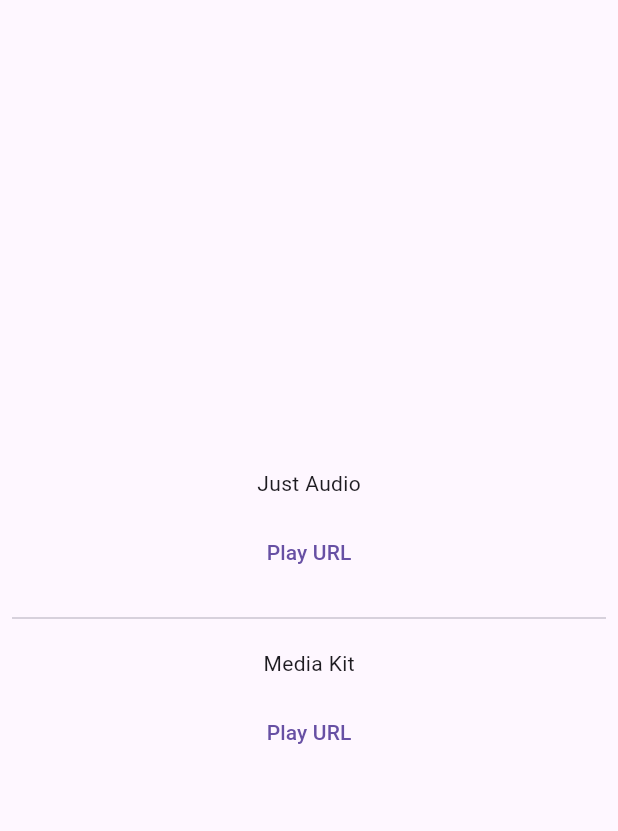
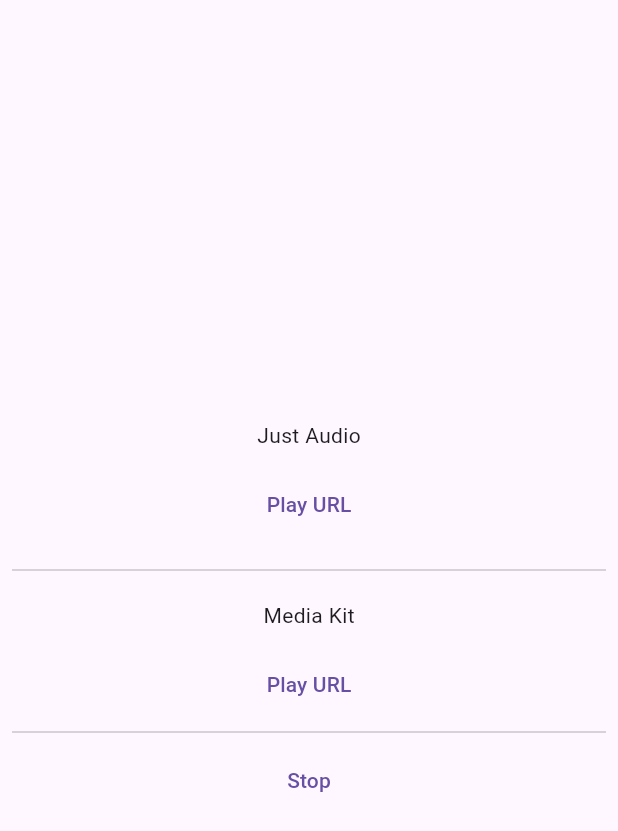
Before and after one commit to PhuCG/audio-volume-comparison, a Flutter app: the screen it shows after launch, on a phone screen of 412 x 824 dp. Shown: the top 831 px of the screen. Run offline on Flutter 3.47's test engine with Material 3 defaults, Android fonts, the phone set to English and light mode, and no system bars; our stand-ins replace just_audio; missing offline and left inert: media_kit.

Commit message:
add stop and change uri

```diff
--- a/lib/main.dart
+++ b/lib/main.dart
@@ -19,7 +19,8 @@ class MainApp extends StatefulWidget {
 
 class _MainAppState extends State<MainApp> {
   final urlAudio =
-      'https://api-dev.ahaspeak.app/speech?text=Nice%20to%20meet%20you,%20Jack.%20How%20are%20you?&style=friendly&voice=en-AU-CarlyNeural&speed=normal';
+      "https://www.learningcontainer.com/wp-content/uploads/2020/02/Kalimba.mp3";
+  // 'https://api-dev.ahaspeak.app/speech?text=Nice%20to%20meet%20you,%20Jack.%20How%20are%20you?&style=friendly&voice=en-AU-CarlyNeural&speed=normal';
 
   late AudioPlayer _justAudioPlayer;
   late Player _mediaKitPlayer;
@@ -67,6 +68,14 @@ class _MainAppState extends State<MainApp> {
                 },
                 child: const Text('Play URL'),
               ),
+              const Divider(),
+              TextButton(
+                onPressed: () async {
+                  await _mediaKitPlayer.stop();
+                  await _justAudioPlayer.stop();
+                },
+                child: const Text('Stop'),
+              ),
             ],
           ),
         ),
```
